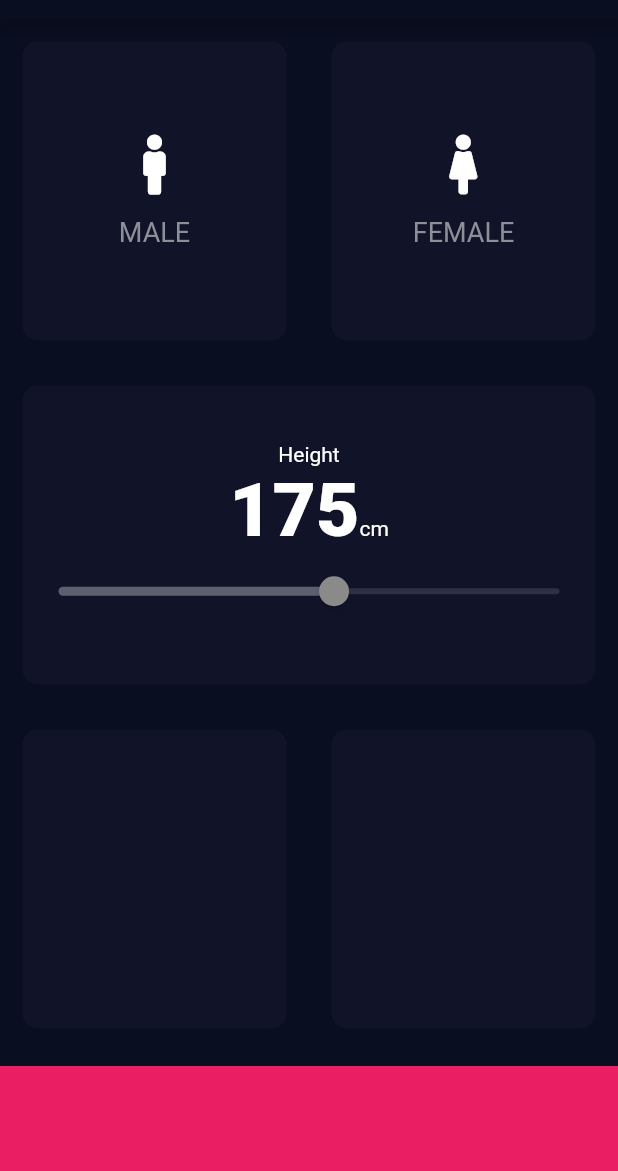
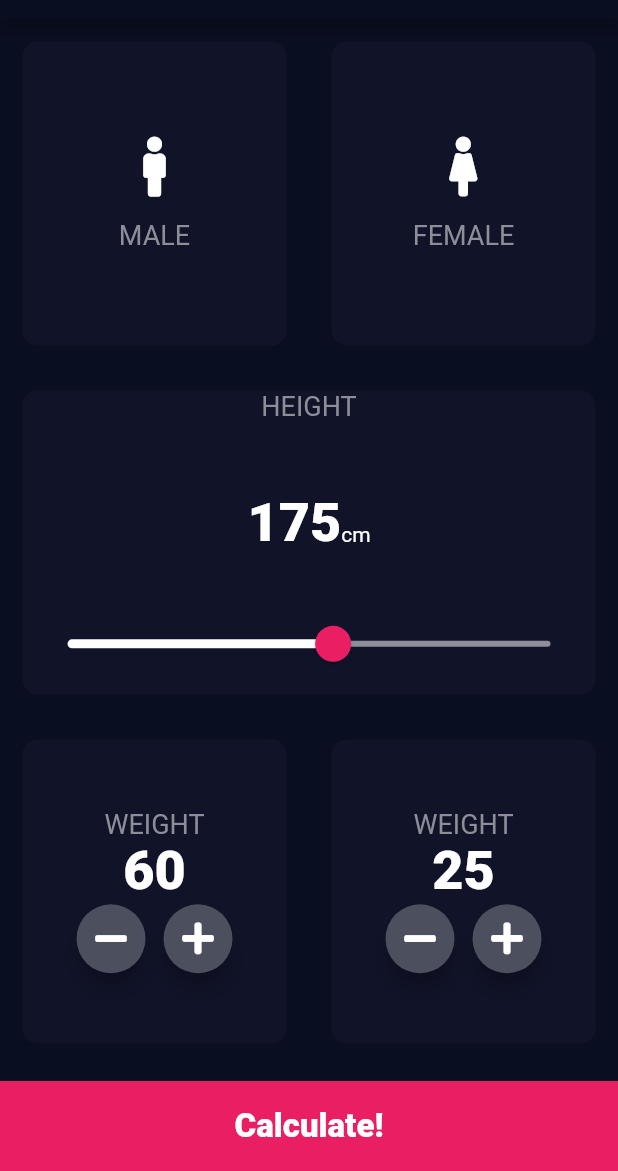
Before and after one commit to udrepo/bmi_app, a Flutter app: the screen it shows after launch, on a phone screen of 412 x 824 dp, the part 65-1236 px from its top. Run offline on Flutter 3.47's test engine with Material 2 defaults, Android fonts, the phone set to English and light mode, and no system bars; our stand-ins replace font_awesome_flutter.

Commit message:
added new screen and logic

```diff
--- /dev/null
+++ b/lib/calculator.dart
@@ -0,0 +1,27 @@
+import 'dart:math';
+
+class Calculator {
+  final int height;
+  final int weight;
+
+  double _bmi;
+
+  Calculator({this.height, this.weight});
+
+  String calculateBMI() {
+    _bmi = weight / pow(height/100, 2);
+    return _bmi.toStringAsFixed(1);
+  }
+
+  String getResult(){
+    if(_bmi>=25) return 'Overweight';
+    else if(_bmi>=18.5) return 'Normal';
+    else return 'Underweight';
+  }
+
+  String getExplain(){
+    if(_bmi>=25) return 'Do exercises';
+    else if(_bmi>=18.65) return 'You are ok. Keep it on this way';
+    else return 'Eat more!!!';
+  }
+}
--- a/lib/consts.dart
+++ b/lib/consts.dart
@@ -1,10 +1,29 @@
 import 'package:flutter/material.dart';
 
-const double kBottomContainerWidth = 70;
+const double kBottomContainerWidth = 60;
 const kBottomContainerColor = Colors.pink;
 const kActiveCardContainerColor = Color(0xFF1D1E33);
 const kInactiveCardContainerColor = Color(0xFF111329);
 
 const kLabelTextStyle = TextStyle(fontSize: 18, color: Color(0xFF8D8E98));
 
-const kNumberText = TextStyle(fontSize: 50, fontWeight: FontWeight.w900);
+const kLargeButtonTextStyle = TextStyle(fontSize: 22, fontWeight: FontWeight.w900);
+
+const kNumberTextStyle = TextStyle(fontSize: 36, fontWeight: FontWeight.w900);
+
+const kTitleTextStyle = TextStyle(fontSize: 40, fontWeight: FontWeight.w900);
+
+const kResultTextStyle = TextStyle(
+  color: Color(0xFF24D876),
+  fontSize: 22.0,
+  fontWeight: FontWeight.bold,
+);
+
+const kBMITextStyle = TextStyle(
+  fontSize: 60,
+  fontWeight: FontWeight.bold,
+);
+
+const kBodyTextStyle = TextStyle(
+  fontSize: 22.0,
+);
--- a/lib/home_screen.dart
+++ /dev/null
@@ -1,110 +0,0 @@
-import 'package:bmi_app/gender_widget.dart';
-import 'package:flutter/cupertino.dart';
-import 'package:flutter/material.dart';
-import 'package:font_awesome_flutter/font_awesome_flutter.dart';
-
-import 'card_container_widget.dart';
-import 'consts.dart';
-
-enum Gender { MALE, FEMALE }
-
-class HomePage extends StatefulWidget {
-  @override
-  _HomePageState createState() => _HomePageState();
-}
-
-class _HomePageState extends State<HomePage> {
-  Gender selectedGender;
-  int height = 175;
-
-  @override
-  Widget build(BuildContext context) {
-    return Scaffold(
-        appBar: AppBar(
-          title: Text('BMI CALCULATOR'),
-        ),
-        body: Column(
-          crossAxisAlignment: CrossAxisAlignment.stretch,
-          children: [
-            Expanded(
-                child: Row(
-              children: [
-                Expanded(
-                  child: CardContainer(
-                    onPress: () {
-                      setState(() {
-                        selectedGender = Gender.MALE;
-                      });
-                    },
-                    color: selectedGender == Gender.MALE
-                        ? kActiveCardContainerColor
-                        : kInactiveCardContainerColor,
-                    cardChild: GenderWidget('MALE', FontAwesomeIcons.male),
-                  ),
-                ),
-                Expanded(
-                  child: CardContainer(
-                    onPress: () {
-                      setState(() {
-                        selectedGender = Gender.FEMALE;
-                      });
-                    },
-                    color: selectedGender == Gender.FEMALE
-                        ? kActiveCardContainerColor
-                        : kInactiveCardContainerColor,
-                    cardChild: GenderWidget('FEMALE', FontAwesomeIcons.female),
-                  ),
-                ),
-              ],
-            )),
-            Expanded(
-              child: CardContainer(
-                color: kInactiveCardContainerColor,
-                cardChild: Column(
-                  mainAxisAlignment: MainAxisAlignment.center,
-                  children: [
-                    Text('Height'),
-                    Row(
-                      mainAxisAlignment: MainAxisAlignment.center,
-                      crossAxisAlignment: CrossAxisAlignment.baseline,
-                      textBaseline: TextBaseline.alphabetic,
-                      children: [
-                        Text(
-                          height.toString(),
-                          style: kNumberText,
-                        ),
-                        Text('cm')
-                      ],
-                    ),
-                    Slider(
-                      value: height.toDouble(),
-                      min: 120,
-                      max: 220,
-                    )
-                  ],
-                ),
-              ),
-            ),
-            Expanded(
-                child: Row(
-              children: [
-                Expanded(
-                  child: CardContainer(
-                    color: kInactiveCardContainerColor,
-                  ),
-                ),
-                Expanded(
-                  child: CardContainer(color: kInactiveCardContainerColor),
-                ),
-              ],
-            )),
-            Container(
-              color: kBottomContainerColor,
-              margin: EdgeInsets.only(top: 10),
-              width: double.infinity,
-              height: kBottomContainerWidth,
-            )
-          ],
-        ));
-  }
-}
--- a/lib/main.dart
+++ b/lib/main.dart
@@ -1,6 +1,7 @@
+import 'file:///C:/Users/User/flutter/projects/bmi_app/lib/screens/result_screen.dart';
 import 'package:flutter/material.dart';
 
-import 'home_screen.dart';
+import 'screens/home_screen.dart';
 
 void main() => runApp(BMICalculator());
 
@@ -9,10 +10,18 @@ class BMICalculator extends StatelessWidget {
   Widget build(BuildContext context) {
     return MaterialApp(
       theme: ThemeData.dark().copyWith(
-        primaryColor: Color(0xFF0A0E21),
-        scaffoldBackgroundColor: Color(0xFF0A0E21),
-      ),
-      home: HomePage(),
+          primaryColor: Color(0xFF0A0E21),
+          scaffoldBackgroundColor: Color(0xFF0A0E21),
+          sliderTheme: SliderTheme.of(context).copyWith(
+              activeTrackColor: Colors.white,
+              inactiveTrackColor: Color(0xFF8D8E98),
+              thumbColor: Colors.pink,
+              thumbShape: RoundSliderThumbShape(
+                enabledThumbRadius: 12,
+              ),
+              overlayColor: Color(0x29EB1555),
+              overlayShape: RoundSliderOverlayShape(overlayRadius: 30))),
+     home: HomeScreen(),
     );
   }
 }
--- /dev/null
+++ b/lib/screens/home_screen.dart
@@ -0,0 +1,202 @@
+import 'file:///C:/Users/User/flutter/projects/bmi_app/lib/widgets/gender_widget.dart';
+import 'file:///C:/Users/User/flutter/projects/bmi_app/lib/widgets/round_icon_button.dart';
+import 'package:bmi_app/calculator.dart';
+import 'package:bmi_app/screens/result_screen.dart';
+import 'package:bmi_app/widgets/bottom_button.dart';
+import 'package:flutter/cupertino.dart';
+import 'package:flutter/material.dart';
+import 'package:font_awesome_flutter/font_awesome_flutter.dart';
+
+import '../widgets/card_container_widget.dart';
+import '../consts.dart';
+
+enum Gender { MALE, FEMALE }
+
+class HomeScreen extends StatefulWidget {
+  @override
+  _HomeScreenState createState() => _HomeScreenState();
+}
+
+class _HomeScreenState extends State<HomeScreen> {
+  Gender selectedGender;
+  int height = 175;
+  int weight = 60;
+  int age = 25;
+
+  @override
+  Widget build(BuildContext context) {
+    return Scaffold(
+        appBar: AppBar(
+          title: Text('BMI CALCULATOR'),
+        ),
+        body: Column(
+          crossAxisAlignment: CrossAxisAlignment.stretch,
+          children: [
+            Expanded(
+                child: Row(
+              children: [
+                Expanded(
+                  child: CardContainer(
+                    onPress: () {
+                      setState(() {
+                        selectedGender = Gender.MALE;
+                      });
+                    },
+                    color: selectedGender == Gender.MALE
+                        ? kActiveCardContainerColor
+                        : kInactiveCardContainerColor,
+                    cardChild: GenderWidget('MALE', FontAwesomeIcons.male),
+                  ),
+                ),
+                Expanded(
+                  child: CardContainer(
+                    onPress: () {
+                      setState(() {
+                        selectedGender = Gender.FEMALE;
+                      });
+                    },
+                    color: selectedGender == Gender.FEMALE
+                        ? kActiveCardContainerColor
+                        : kInactiveCardContainerColor,
+                    cardChild: GenderWidget('FEMALE', FontAwesomeIcons.female),
+                  ),
+                ),
+              ],
+            )),
+            Expanded(
+              child: CardContainer(
+                color: kInactiveCardContainerColor,
+                cardChild: Column(
+                  mainAxisAlignment: MainAxisAlignment.center,
+                  children: [
+                    Expanded(
+                      child: Text(
+                        'HEIGHT',
+                        style: kLabelTextStyle,
+                      ),
+                    ),
+                    Expanded(
+                      child: Row(
+                        mainAxisAlignment: MainAxisAlignment.center,
+                        crossAxisAlignment: CrossAxisAlignment.baseline,
+                        textBaseline: TextBaseline.alphabetic,
+                        children: [
+                          Text(
+                            height.toString(),
+                            style: kNumberTextStyle,
+                          ),
+                          Text('cm')
+                        ],
+                      ),
+                    ),
+                    Expanded(
+                      flex: 1,
+                      child: Slider(
+                        value: height.toDouble(),
+                        min: 120,
+                        max: 220,
+                        onChanged: (double value) {
+                          print(value);
+                          setState(() {
+                            height = value.round();
+                          });
+                        },
+                      ),
+                    ),
+                  ],
+                ),
+              ),
+            ),
+            Expanded(
+                child: Row(
+              children: [
+                Expanded(
+                  child: CardContainer(
+                    color: kInactiveCardContainerColor,
+                    cardChild: Column(
+                      mainAxisAlignment: MainAxisAlignment.center,
+                      children: [
+                        Text(
+                          'WEIGHT',
+                          style: kLabelTextStyle,
+                        ),
+                        Text(
+                          weight.toString(),
+                          style: kNumberTextStyle,
+                        ),
+                        Row(
+                          mainAxisAlignment: MainAxisAlignment.center,
+                          children: [
+                            RoundIconButton(
+                              icon: FontAwesomeIcons.minus,
+                              onPressed: () {
+                                setState(() => weight--);
+                              },
+                            ),
+                            SizedBox(
+                              width: 10,
+                            ),
+                            RoundIconButton(
+                              icon: FontAwesomeIcons.plus,
+                              onPressed: () {
+                                setState(() => weight++);
+                              },
+                            ),
+                          ],
+                        )
+                      ],
+                    ),
+                  ),
+                ),
+                Expanded(
+                  child: CardContainer(
+                    color: kInactiveCardContainerColor,
+                    cardChild: Column(
+                      mainAxisAlignment: MainAxisAlignment.center,
+                      children: [
+                        Text(
+                          'WEIGHT',
+                          style: kLabelTextStyle,
+                        ),
+                        Text(
+                          age.toString(),
+                          style: kNumberTextStyle,
+                        ),
+                        Row(
+                          mainAxisAlignment: MainAxisAlignment.center,
+                          children: [
+                            RoundIconButton(
+                              icon: FontAwesomeIcons.minus,
+                              onPressed: () {
+                                setState(() => age--);
+                              },
+                            ),
+                            SizedBox(
+                              width: 10,
+                            ),
+                            RoundIconButton(
+                              icon: FontAwesomeIcons.plus,
+                              onPressed: () {
+                                setState(() => age++);
+                              },
+                            ),
+                          ],
+                        )
+                      ],
+                    ),
+                  ),
+                ),
+              ],
+            )),
+            BottomButton(onTap: () {
+              Calculator calculator = Calculator(height: height, weight: weight);
+              Navigator.push(context, MaterialPageRoute(builder: (context) => ResultScreen(
+                bmiResult: calculator.calculateBMI(),
+                resultText: calculator.getResult(),
+                explanation: calculator.getExplain(),
+              ),));
+            }, buttonTitle: 'Calculate!',)
+          ],
+        ));
+  }
+}
--- /dev/null
+++ b/lib/widgets/bottom_button.dart
@@ -0,0 +1,25 @@
+import 'package:flutter/material.dart';
+
+import 'package:bmi_app/consts.dart';
+
+class BottomButton extends StatelessWidget {
+
+  final Function onTap;
+  final String buttonTitle;
+
+  BottomButton({@required this.onTap, @required this.buttonTitle});
+
+  @override
+  Widget build(BuildContext context) {
+    return GestureDetector(
+      onTap: onTap,
+      child: Container(
+        child: Center(child: Text(buttonTitle, style: kLargeButtonTextStyle,)),
+        color: kBottomContainerColor,
+        margin: EdgeInsets.only(top: 10),
+        width: double.infinity,
+        height: kBottomContainerWidth,
+      ),
+    );
+  }
+}
--- /dev/null
+++ b/lib/widgets/round_icon_button.dart
@@ -0,0 +1,18 @@
+import 'package:flutter/material.dart';
+
+class RoundIconButton extends StatelessWidget {
+  final IconData icon;
+  final Function onPressed;
+  RoundIconButton({this.icon, this.onPressed});
+  @override
+  Widget build(BuildContext context) {
+    return RawMaterialButton(
+      onPressed: onPressed,
+    shape: CircleBorder(),
+      fillColor: Color(0xFF4C4F5E),
+      constraints: BoxConstraints.tightFor(width: 46, height: 46),
+      elevation: 6,
+      child: Icon(icon),
+    );
+  }
+}
```
Also changed, not shown: lib/screens/result_screen.dart (added, +70 -0 lines), lib/widgets/card_container_widget.dart (renamed from lib/card_container_widget.dart), lib/widgets/gender_widget.dart (renamed from lib/gender_widget.dart).
